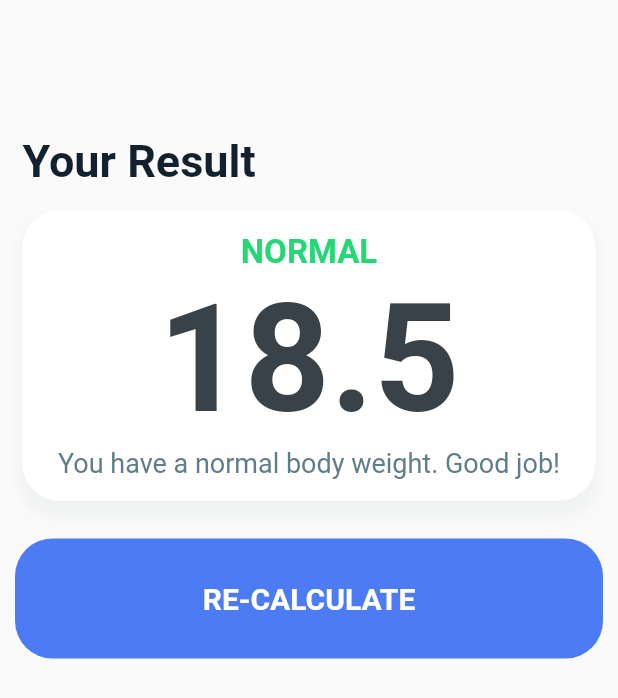
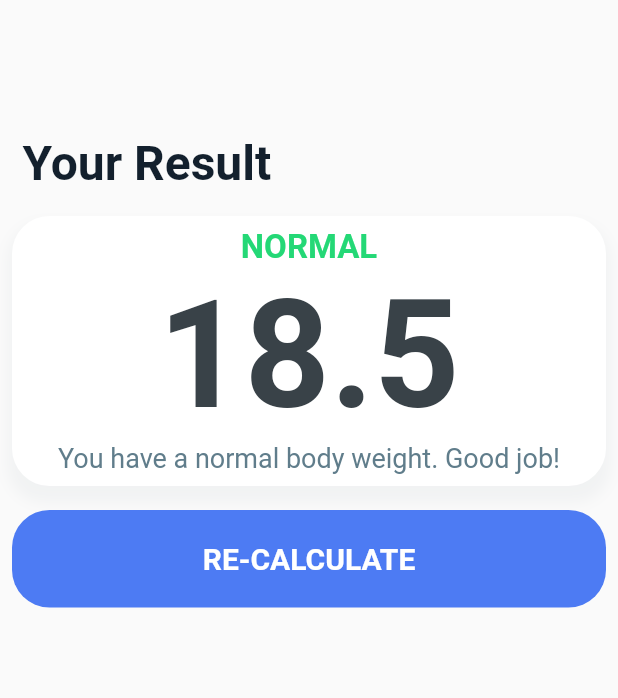
Before and after one commit to hemidvs/Flutter-BMI-calculator, a Flutter app: the screen it shows after launch, after a tap on "CALCULATE", on a phone screen of 412 x 824 dp. Shown: the top 698 px of the screen. Run offline on Flutter 3.47's test engine with Material 2 defaults, Android fonts, the phone set to English and light mode, and no system bars; our stand-ins replace font_awesome_flutter; Roboto replaces fonts that are missing (Poppins).

Commit message:
Initial commit

```diff
--- a/lib/constants.dart
+++ b/lib/constants.dart
@@ -25,7 +25,7 @@ const kSmallNumberTextStyle = TextStyle(
     fontSize: 18.0, fontWeight: FontWeight.bold, color: kTextNumberColor);
 
 const kTitleTextStyle = TextStyle(
-    fontSize: 30.0, fontWeight: FontWeight.bold, color: kTextTitleColor);
+    fontSize: 32.0, fontWeight: FontWeight.bold, color: kTextTitleColor);
 
 const kButtonTextStyle = TextStyle(
     fontSize: 20.0, fontWeight: FontWeight.bold, color: kTextButtonColor);
--- a/lib/screens/input_page.dart
+++ b/lib/screens/input_page.dart
@@ -30,12 +30,14 @@ class _InputPageState extends State<InputPage> {
     return Scaffold(
       body: SingleChildScrollView(
         child: Container(
+          padding: EdgeInsets.all(8.0),
           child: Column(
             children: <Widget>[
               Container(
-                  padding: EdgeInsets.only(left: 15.0, top: 90.0),
+                  padding: EdgeInsets.only(left: 8.0, top: 70.0),
                   alignment: Alignment.bottomLeft,
                   child: Text("BMI Calculator", style: kTitleTextStyle)),
+              SizedBox(height: 8.0),
               Container(
                 child: Row(
                   children: <Widget>[
@@ -171,7 +173,7 @@ class _InputPageState extends State<InputPage> {
               BottomButton(
                 onTap: () {
                   CalculatorMain calc =
-                      CalculatorMain(height: height, weight: weight);
+                  CalculatorMain(height: height, weight: weight);
                   Navigator.push(
                       context,
                       MaterialPageRoute(
--- a/lib/screens/result_page.dart
+++ b/lib/screens/result_page.dart
@@ -25,6 +25,7 @@ class ResultPage extends StatelessWidget {
               Container(
                   padding: EdgeInsets.only(left: 15.0, top: 90.0),
                   child: Text("Your Result", style: kTitleTextStyle)),
+              SizedBox(height: 8),
               Container(
                 child: UsableCard(
                   color: kInactiveCardColor,
--- a/lib/widgets/bottom_button.dart
+++ b/lib/widgets/bottom_button.dart
@@ -16,8 +16,8 @@ class BottomButton extends StatelessWidget {
         decoration: BoxDecoration(
             borderRadius: BorderRadius.circular(25.0),
             color: kBottomContainerColor),
-        margin: EdgeInsets.all(10.0),
-        height: 80.0,
+        margin: EdgeInsets.all(8.0),
+        height: 65.0,
         width: double.infinity,
         child: Center(
           child: Text(
--- a/lib/widgets/card_child.dart
+++ b/lib/widgets/card_child.dart
@@ -14,7 +14,7 @@ class CardChild extends StatelessWidget {
         mainAxisAlignment: MainAxisAlignment.center,
         children: <Widget>[
           Icon(this.icon,
-              size: 75.0,
+              size: 60.0,
               color: label == "Male"
                   ? kActiveMaleCardIconColor
                   : kActiveFemaleCardIconColor),
--- a/lib/widgets/usable_card.dart
+++ b/lib/widgets/usable_card.dart
@@ -13,9 +13,9 @@ class UsableCard extends StatelessWidget {
     return GestureDetector(
       onTap: onPress,
       child: Container(
-        padding: EdgeInsets.all(15.0),
+        padding: EdgeInsets.all(8.0),
           child: cardChild,
-          margin: EdgeInsets.all(15.0),
+          margin: EdgeInsets.all(8.0),
           decoration: BoxDecoration(boxShadow: [
             BoxShadow(
               color: kTextNumberColor.withOpacity(0.05),
@@ -24,7 +24,7 @@ class UsableCard extends StatelessWidget {
               offset: Offset(0, 8), // changes position of shadow
             ),
           ], borderRadius: BorderRadius.circular(25.0), color: this.color),
-      )
+        )
     );
   }
 }
```
